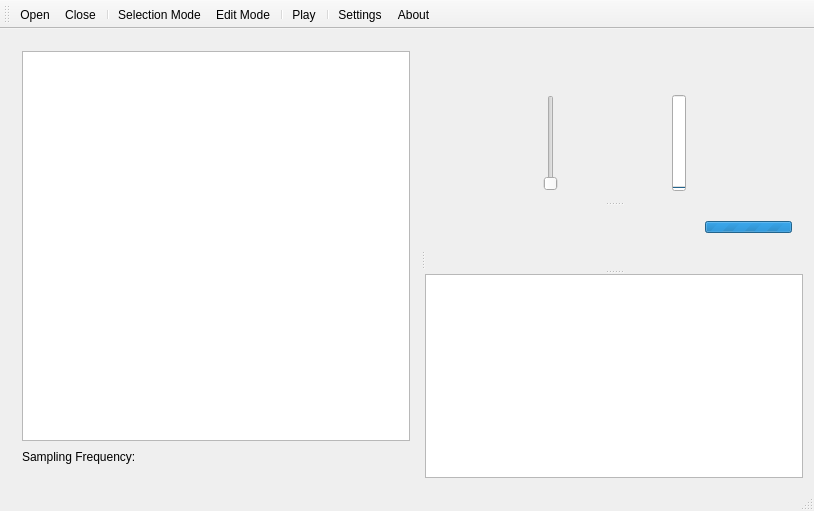
The window that src/wmainwindow.ui (gillesdegottex/dfasma) describes before a commit, drawn with Qt 5.
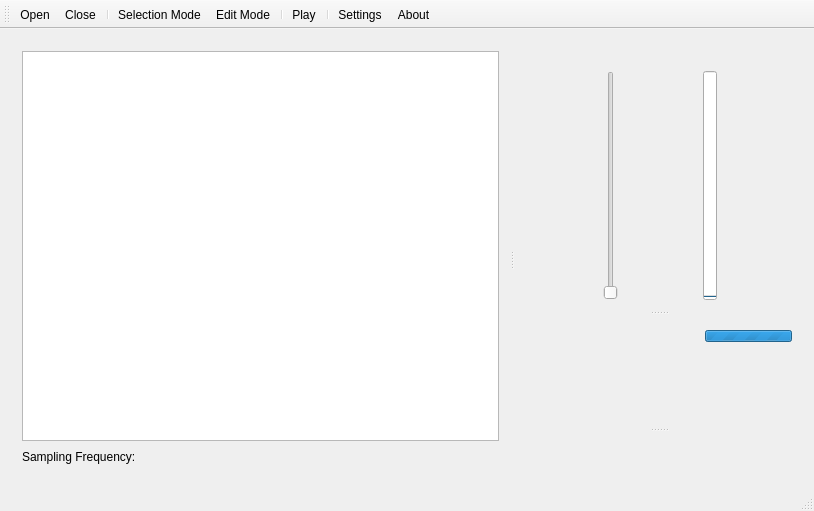
The same window after the commit. Icons and pictures are not drawn.

Commit message: Add Phase View

```diff
--- a/src/wmainwindow.ui
+++ b/src/wmainwindow.ui
@@ -14,8 +14,8 @@
    <string>DFasma</string>
   </property>
   <widget class="QWidget" name="centralWidget">
-   <layout class="QHBoxLayout" name="horizontalLayout_6">
-    <item>
+   <layout class="QGridLayout" name="gridLayout">
+    <item row="0" column="0">
      <widget class="QSplitter" name="splitter">
       <property name="orientation">
        <enum>Qt::Horizontal</enum>
@@ -85,8 +85,11 @@
        <property name="orientation">
         <enum>Qt::Vertical</enum>
        </property>
-       <widget class="QWidget" name="layoutWidget2">
+       <widget class="QWidget" name="layoutWidget">
         <layout class="QVBoxLayout" name="layerWaveform">
+         <property name="spacing">
+          <number>0</number>
+         </property>
          <item>
           <layout class="QHBoxLayout" name="horizontalLayout_3">
            <item>
@@ -106,22 +109,6 @@
             </spacer>
            </item>
            <item>
-            <widget class="QLabel" name="lblInfoTxt">
-             <property name="font">
-              <font>
-               <pointsize>8</pointsize>
-              </font>
-             </property>
-             <property name="text">
-              <string>&lt;info text&gt;</string>
-             </property>
-            </widget>
-           </item>
-          </layout>
-         </item>
-         <item>
-          <layout class="QHBoxLayout" name="horizontalLayout_5">
-           <item>
             <widget class="QLabel" name="lblSelectionTxt">
              <property name="font">
               <font>
@@ -209,8 +196,11 @@
          </item>
         </layout>
        </widget>
-       <widget class="QWidget" name="layoutWidget3">
+       <widget class="QWidget" name="layoutWidget">
         <layout class="QVBoxLayout" name="verticalLayout_2">
+         <property name="spacing">
+          <number>0</number>
+         </property>
          <item>
           <layout class="QHBoxLayout" name="horizontalLayout_2">
            <item>
@@ -295,7 +285,9 @@
          </item>
         </layout>
        </widget>
-       <widget class="QGraphicsView" name="gvPSpectrum"/>
+       <widget class="QWidget" name="layoutWidget">
+        <layout class="QHBoxLayout" name="lPhaseSpectrumGraphicsView"/>
+       </widget>
       </widget>
      </widget>
     </item>
```
Left out of the diff: 2 changed lines with no effect on the pictures. The commit also changes 6 other files.
